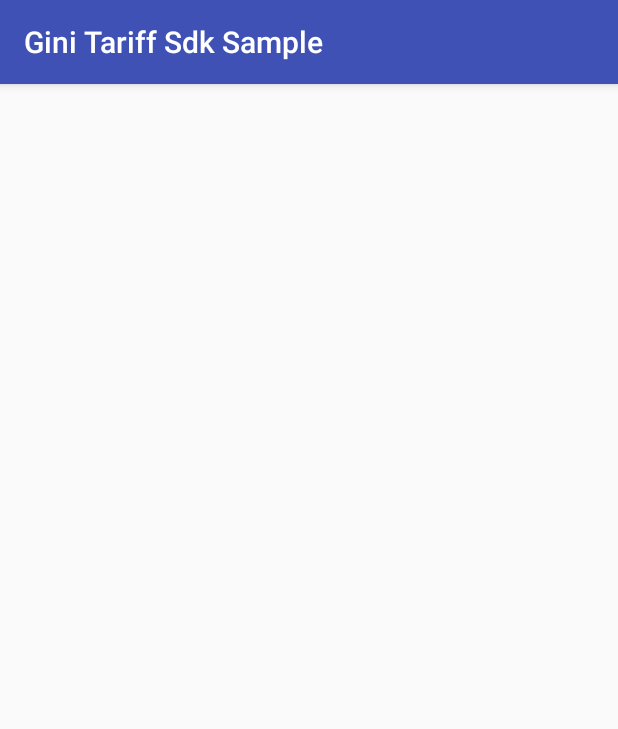
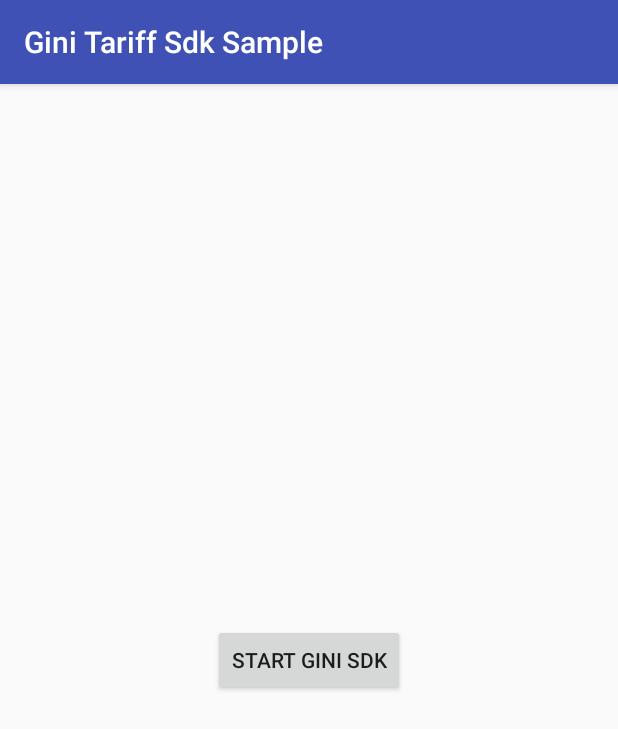
Before and after one commit to gini/gini-switch-sdk-android, an Android app: the screen it shows after launch (MainActivity), on a phone screen of 412 x 824 dp. Shown: the top 729 px of the screen. Run offline under Robolectric (Android 15) with nearby library versions, the phone set to English and light mode, and no system bars.

Commit message:
Added tariffsdk and activity

```diff
--- a/sample/src/main/res/layout/activity_main.xml
+++ b/sample/src/main/res/layout/activity_main.xml
@@ -1,10 +1,16 @@
 <?xml version="1.0" encoding="utf-8"?>
-<LinearLayout xmlns:android="http://schemas.android.com/apk/res/android"
+<RelativeLayout xmlns:android="http://schemas.android.com/apk/res/android"
     xmlns:app="http://schemas.android.com/apk/res-auto"
     xmlns:tools="http://schemas.android.com/tools"
     android:layout_width="match_parent"
     android:layout_height="match_parent"
     tools:context="net.gini.tariffsdk.sample.MainActivity">
 
+    <Button
+        android:layout_centerInParent="true"
+        android:text="Start Gini Sdk"
+        android:id="@+id/button_start"
+        android:layout_width="wrap_content"
+        android:layout_height="wrap_content" />
 
-</LinearLayout>
+</RelativeLayout>
--- a/tariffsdk/build.gradle
+++ b/tariffsdk/build.gradle
@@ -33,4 +33,5 @@ dependencies {
 
     compile "com.android.support:appcompat-v7:$rootProject.ext.supportLibraryVersion"
     testCompile "junit:junit:$rootProject.ext.junitVersion"
+    compile 'com.android.support.constraint:constraint-layout:1.0.1'
 }
--- /dev/null
+++ b/tariffsdk/src/main/java/net/gini/tariffsdk/TariffSdk.java
@@ -0,0 +1,41 @@
+package net.gini.tariffsdk;
+
+
+import android.annotation.SuppressLint;
+import android.content.Context;
+import android.content.Intent;
+import android.support.annotation.NonNull;
+
+public class TariffSdk {
+
+    public static int REQUEST_CODE = 666;
+
+    //Application context is fine
+    @SuppressLint("StaticFieldLeak")
+    private static volatile TariffSdk mInstance = null;
+
+    private final Context mContext;
+
+    public static TariffSdk getSdkInstance(@NonNull final Context context) {
+        if (mInstance == null) {
+            synchronized (TariffSdk.class) {
+                if (mInstance == null) {
+                    mInstance = new TariffSdk(context.getApplicationContext());
+                }
+            }
+        }
+        return mInstance;
+    }
+
+    private TariffSdk(final Context context) {
+        mContext = context;
+    }
+
+
+    @NonNull
+    public Intent getTariffSdkIntent() {
+
+        final Intent intent = new Intent(mContext, CameraActivity.class);
+        return intent;
+    }
+}
```
Also changed, not shown: sample/src/main/java/net/gini/tariffsdk/sample/MainActivity.java (+23 -0 lines), tariffsdk/src/main/AndroidManifest.xml (+7 -1 lines), tariffsdk/src/main/java/net/gini/tariffsdk/CameraActivity.java (added, +18 -0 lines), tariffsdk/src/main/res/layout/activity_camera.xml (added, +10 -0 lines).
